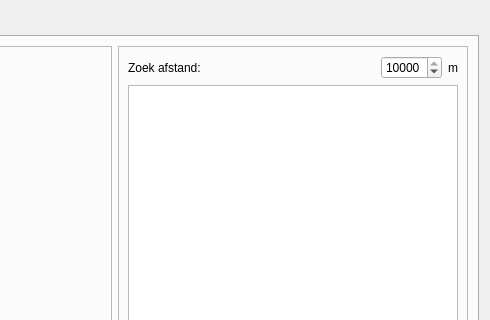
breinbaas/hdsrtool, file hdsr_tool_dialog_base.ui: the form before one commit; both pictures show x 944 to 1434 and y 0 to 320 of the 1434 by 822 pixel window.
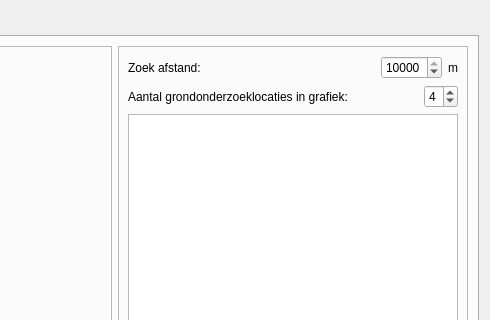
The form after the commit.

Commit message: added option to show more soilinvestigations

What changed in the file:
```diff
--- a/hdsr_tool_dialog_base.ui
+++ b/hdsr_tool_dialog_base.ui
@@ -110,6 +110,43 @@
                     </item>
                    </layout>
                   </item>
+                  <item>
+                   <layout class="QHBoxLayout" name="horizontalLayout_6">
+                    <item>
+                     <widget class="QLabel" name="label_3">
+                      <property name="text">
+                       <string>Aantal grondonderzoeklocaties in grafiek:</string>
+                      </property>
+                     </widget>
+                    </item>
+                    <item>
+                     <spacer name="horizontalSpacer_6">
+                      <property name="orientation">
+                       <enum>Qt::Horizontal</enum>
+                      </property>
+                      <property name="sizeHint" stdset="0">
+                       <size>
+                        <width>40</width>
+                        <height>20</height>
+                       </size>
+                      </property>
+                     </spacer>
+                    </item>
+                    <item>
+                     <widget class="QSpinBox" name="spNumSoilinvestigations">
+                      <property name="minimum">
+                       <number>1</number>
+                      </property>
+                      <property name="maximum">
+                       <number>8</number>
+                      </property>
+                      <property name="value">
+                       <number>4</number>
+                      </property>
+                     </widget>
+                    </item>
+                   </layout>
+                  </item>
                   <item>
                    <widget class="QTableWidget" name="tableWidget"/>
                   </item>
```
The commit also changes 2 other files.
